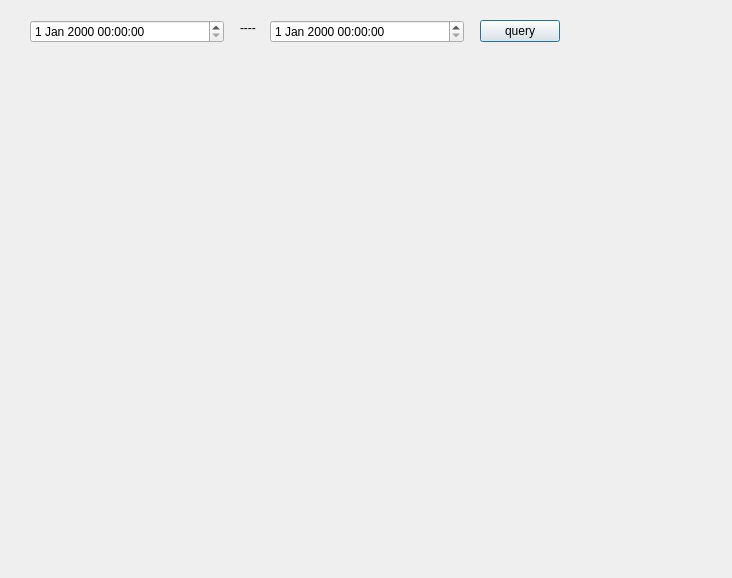
Before: the Qt Designer form querydlg.ui in ntuhubin/LabDemo, drawn with Qt 5.
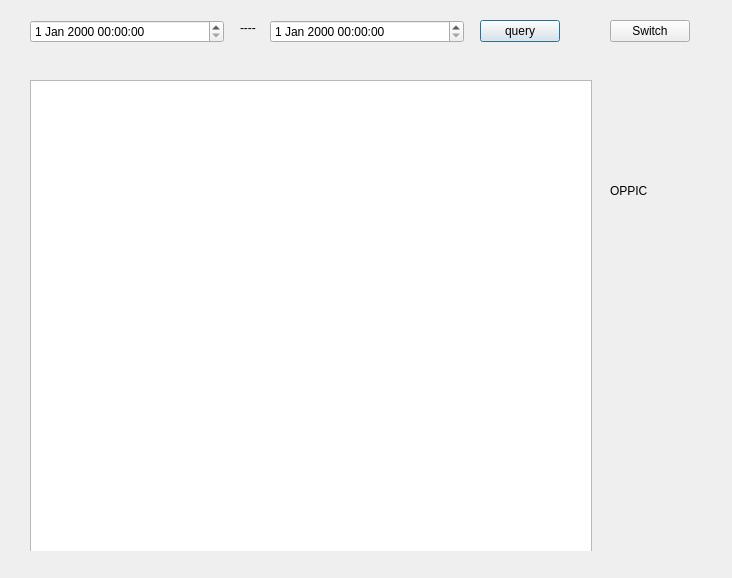
After: the same form once the commit is applied. The open tabs and pages were chosen to show the change.

```diff
--- a/querydlg.ui
+++ b/querydlg.ui
@@ -83,7 +83,31 @@
      </property>
     </widget>
    </widget>
-   <widget class="QWidget" name="page_2"/>
+   <widget class="QWidget" name="page_2">
+    <widget class="QTableView" name="tv_OPInfo">
+     <property name="geometry">
+      <rect>
+       <x>0</x>
+       <y>0</y>
+       <width>562</width>
+       <height>480</height>
+      </rect>
+     </property>
+    </widget>
+    <widget class="QLabel" name="label_oppic">
+     <property name="geometry">
+      <rect>
+       <x>580</x>
+       <y>30</y>
+       <width>101</width>
+       <height>161</height>
+      </rect>
+     </property>
+     <property name="text">
+      <string>OPPIC</string>
+     </property>
+    </widget>
+   </widget>
   </widget>
   <widget class="QPushButton" name="btn_query">
    <property name="geometry">
@@ -98,6 +122,19 @@
     <string>query</string>
    </property>
   </widget>
+  <widget class="QPushButton" name="btnSwitch">
+   <property name="geometry">
+    <rect>
+     <x>610</x>
+     <y>20</y>
+     <width>80</width>
+     <height>22</height>
+    </rect>
+   </property>
+   <property name="text">
+    <string>Switch</string>
+   </property>
+  </widget>
  </widget>
  <resources/>
  <connections/>
```
Left out of the diff: 10 changed lines with no effect on the pictures.
